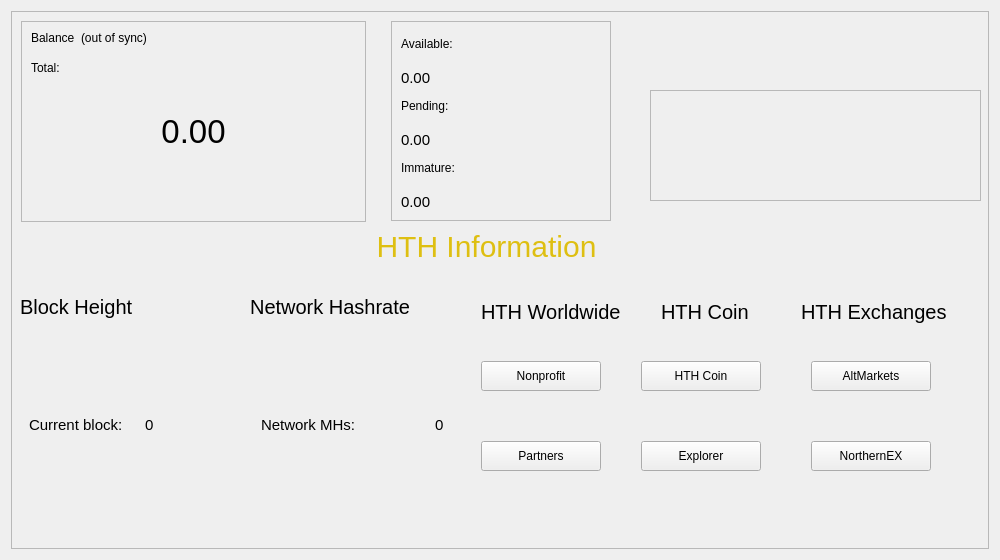
The window that src/qt/forms/overviewpage.ui (HTHcoin/helpthehomelesscoin) describes before a commit, drawn with Qt 5.
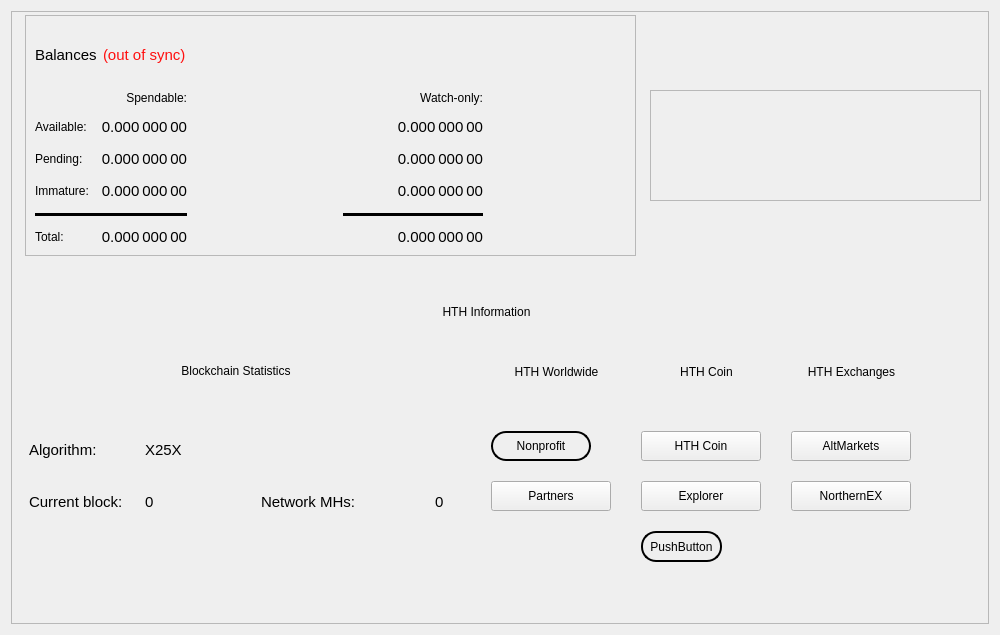
The same window after the commit.

Diff of the .ui file:
```diff
--- a/src/qt/forms/overviewpage.ui
+++ b/src/qt/forms/overviewpage.ui
@@ -7,7 +7,7 @@
     <x>0</x>
     <y>0</y>
     <width>1000</width>
-    <height>560</height>
+    <height>635</height>
    </rect>
   </property>
   <property name="sizePolicy">
@@ -44,9 +44,9 @@
       <property name="geometry">
        <rect>
         <x>0</x>
-        <y>270</y>
+        <y>330</y>
         <width>451</width>
-        <height>261</height>
+        <height>231</height>
        </rect>
       </property>
       <property name="styleSheet">
@@ -80,44 +80,28 @@
        </item>
        <item>
         <layout class="QHBoxLayout" name="horizontalLayout_14">
-         <item alignment="Qt::AlignLeft|Qt::AlignVCenter">
-          <widget class="QLabel" name="label">
-           <property name="styleSheet">
-            <string notr="true">border: transparent;
-font-size: 20px;</string>
+         <item alignment="Qt::AlignHCenter|Qt::AlignVCenter">
+          <widget class="QLabel" name="label_7">
+           <property name="minimumSize">
+            <size>
+             <width>150</width>
+             <height>0</height>
+            </size>
            </property>
-           <property name="text">
-            <string>Block Height</string>
-           </property>
-          </widget>
-         </item>
-         <item>
-          <spacer name="horizontalSpacer_7">
-           <property name="orientation">
-            <enum>Qt::Horizontal</enum>
-           </property>
-           <property name="sizeType">
-            <enum>QSizePolicy::Fixed</enum>
-           </property>
-           <property name="sizeHint" stdset="0">
+           <property name="maximumSize">
             <size>
-             <width>20</width>
-             <height>29</height>
+             <width>150</width>
+             <height>16777215</height>
             </size>
            </property>
-          </spacer>
-         </item>
-         <item alignment="Qt::AlignLeft|Qt::AlignVCenter">
-          <widget class="QLabel" name="label_24hblockchaininfo_1">
            <property name="styleSheet">
-            <string notr="true">border: transparent;
-font-size: 20px;</string>
+            <string notr="true"/>
            </property>
            <property name="text">
-            <string>Network Hashrate</string>
+            <string>Blockchain Statistics</string>
            </property>
            <property name="alignment">
-            <set>Qt::AlignRight</set>
+            <set>Qt::AlignCenter</set>
            </property>
           </widget>
          </item>
@@ -128,10 +112,13 @@
          <property name="orientation">
           <enum>Qt::Vertical</enum>
          </property>
+         <property name="sizeType">
+          <enum>QSizePolicy::Fixed</enum>
+         </property>
          <property name="sizeHint" stdset="0">
           <size>
            <width>20</width>
-           <height>40</height>
+           <height>36</height>
           </size>
          </property>
         </spacer>
@@ -149,6 +136,31 @@
           <enum>QFrame::Raised</enum>
          </property>
          <layout class="QGridLayout" name="gridLayout_5">
+          <item row="3" column="1">
+           <widget class="QLabel" name="label_CurrentBlock_value_3">
+            <property name="minimumSize">
+             <size>
+              <width>110</width>
+              <height>0</height>
+             </size>
+            </property>
+            <property name="maximumSize">
+             <size>
+              <width>130</width>
+              <height>16777215</height>
+             </size>
+            </property>
+            <property name="styleSheet">
+             <string notr="true"/>
+            </property>
+            <property name="text">
+             <string>0</string>
+            </property>
+            <property name="alignment">
+             <set>Qt::AlignVCenter</set>
+            </property>
+           </widget>
+          </item>
           <item row="3" column="0">
            <widget class="QLabel" name="label_CurrentBlock">
             <property name="minimumSize">
@@ -164,7 +176,7 @@
              </size>
             </property>
             <property name="styleSheet">
-             <string notr="true">font-size: 15px</string>
+             <string notr="true"/>
             </property>
             <property name="text">
              <string>Current block:</string>
@@ -174,31 +186,6 @@
             </property>
            </widget>
           </item>
-          <item row="3" column="1">
-           <widget class="QLabel" name="label_CurrentBlock_value_3">
-            <property name="minimumSize">
-             <size>
-              <width>110</width>
-              <height>0</height>
-             </size>
-            </property>
-            <property name="maximumSize">
-             <size>
-              <width>130</width>
-              <height>16777215</height>
-             </size>
-            </property>
-            <property name="styleSheet">
-             <string notr="true">font-size: 15px;</string>
-            </property>
-            <property name="text">
-             <string>0</string>
-            </property>
-            <property name="alignment">
-             <set>Qt::AlignVCenter</set>
-            </property>
-           </widget>
-          </item>
           <item row="3" column="3" alignment="Qt::AlignRight">
            <widget class="QLabel" name="label_Nethash_value_3">
             <property name="text">
@@ -209,10 +196,10 @@
             </property>
            </widget>
           </item>
-          <item row="3" column="2">
+          <item row="3" column="2" alignment="Qt::AlignHCenter">
            <widget class="QLabel" name="label_Nethash_3">
             <property name="styleSheet">
-             <string notr="true">font-size: 15px;</string>
+             <string notr="true"/>
             </property>
             <property name="text">
              <string>Network MHs:</string>
@@ -222,6 +209,72 @@
             </property>
            </widget>
           </item>
+          <item row="0" column="0">
+           <widget class="QLabel" name="label_Algo">
+            <property name="minimumSize">
+             <size>
+              <width>110</width>
+              <height>0</height>
+             </size>
+            </property>
+            <property name="maximumSize">
+             <size>
+              <width>130</width>
+              <height>16777215</height>
+             </size>
+            </property>
+            <property name="styleSheet">
+             <string notr="true"/>
+            </property>
+            <property name="text">
+             <string>Algorithm:</string>
+            </property>
+            <property name="alignment">
+             <set>Qt::AlignVCenter</set>
+            </property>
+           </widget>
+          </item>
+          <item row="0" column="1">
+           <widget class="QLabel" name="label_Algo_1">
+            <property name="minimumSize">
+             <size>
+              <width>110</width>
+              <height>0</height>
+             </size>
+            </property>
+            <property name="maximumSize">
+             <size>
+              <width>130</width>
+              <height>16777215</height>
+             </size>
+            </property>
+            <property name="styleSheet">
+             <string notr="true"/>
+            </property>
+            <property name="text">
+             <string>X25X</string>
+            </property>
+            <property name="alignment">
+             <set>Qt::AlignVCenter</set>
+            </property>
+           </widget>
+          </item>
+          <item row="1" column="0">
+           <spacer name="verticalSpacer_4">
+            <property name="orientation">
+             <enum>Qt::Vertical</enum>
+            </property>
+            <property name="sizeType">
+             <enum>QSizePolicy::Fixed</enum>
+            </property>
+            <property name="sizeHint" stdset="0">
+             <size>
+              <width>20</width>
+              <height>28</height>
+             </size>
+            </property>
+           </spacer>
+          </item>
          </layout>
         </widget>
        </item>
@@ -236,7 +289,7 @@
          <property name="sizeHint" stdset="0">
           <size>
            <width>20</width>
-           <height>99</height>
+           <height>52</height>
           </size>
          </property>
         </spacer>
@@ -246,8 +299,8 @@
      <widget class="QPushButton" name="pushButton_Website_4">
       <property name="geometry">
        <rect>
-        <x>470</x>
-        <y>430</y>
+        <x>480</x>
+        <y>470</y>
         <width>120</width>
         <height>30</height>
        </rect>
@@ -278,7 +331,7 @@
       <property name="geometry">
        <rect>
         <x>630</x>
-        <y>350</y>
+        <y>420</y>
         <width>120</width>
         <height>30</height>
        </rect>
@@ -314,9 +367,9 @@
      <widget class="QPushButton" name="pushButton_Website">
       <property name="geometry">
        <rect>
-        <x>470</x>
-        <y>350</y>
-        <width>120</width>
+        <x>480</x>
+        <y>420</y>
+        <width>100</width>
         <height>30</height>
        </rect>
       </property>
@@ -336,7 +389,10 @@
        <string>Visit Help The Homeless Worldwide A NJ Nonprofit Corporation</string>
       </property>
       <property name="styleSheet">
-       <string notr="true">&lt;a href=&quot;https://www.helpthehomelessworldwide.org&quot;&gt;&lt;/a&gt;</string>
+       <string notr="true">border-style: solid;
+border-width: 2px;
+border-color: black;
+border-radius: 15px;</string>
       </property>
       <property name="text">
        <string>Nonprofit</string>
@@ -346,7 +402,7 @@
       <property name="geometry">
        <rect>
         <x>630</x>
-        <y>430</y>
+        <y>470</y>
         <width>120</width>
         <height>30</height>
        </rect>
@@ -376,8 +432,8 @@
      <widget class="QPushButton" name="pushButton_Website_2">
       <property name="geometry">
        <rect>
-        <x>800</x>
-        <y>350</y>
+        <x>780</x>
+        <y>420</y>
         <width>120</width>
         <height>30</height>
        </rect>
@@ -408,55 +464,70 @@
       <property name="geometry">
        <rect>
         <x>470</x>
-        <y>280</y>
+        <y>340</y>
         <width>151</width>
         <height>41</height>
        </rect>
       </property>
       <property name="styleSheet">
-       <string notr="true">font-size: 20px;</string>
+       <string notr="true"/>
       </property>
       <property name="text">
        <string>HTH Worldwide</string>
       </property>
+      <property name="alignment">
+       <set>Qt::AlignCenter</set>
+      </property>
      </widget>
      <widget class="QLabel" name="label_3">
       <property name="geometry">
        <rect>
         <x>650</x>
-        <y>280</y>
+        <y>340</y>
         <width>91</width>
         <height>41</height>
        </rect>
       </property>
       <property name="styleSheet">
-       <string notr="true">font-size: 20px;</string>
+       <string notr="true"/>
       </property>
       <property name="text">
        <string>HTH Coin</string>
       </property>
+      <property name="alignment">
+       <set>Qt::AlignCenter</set>
+      </property>
      </widget>
      <widget class="QLabel" name="label_4">
       <property name="geometry">
        <rect>
-        <x>790</x>
-        <y>280</y>
-        <width>151</width>
+        <x>780</x>
+        <y>340</y>
+        <width>121</width>
         <height>41</height>
        </rect>
       </property>
+      <property name="sizePolicy">
+       <sizepolicy hsizetype="Preferred" vsizetype="Preferred">
+        <horstretch>0</horstretch>
+        <verstretch>0</verstretch>
+       </sizepolicy>
+      </property>
       <property name="styleSheet">
-       <string notr="true">font-size: 20px;</string>
+       <string notr="true"/>
       </property>
       <property name="text">
        <string>HTH Exchanges</string>
       </property>
+      <property name="alignment">
+       <set>Qt::AlignCenter</set>
+      </property>
      </widget>
      <widget class="QPushButton" name="pushButton_Website_5">
       <property name="geometry">
        <rect>
-        <x>800</x>
-        <y>430</y>
+        <x>780</x>
+        <y>470</y>
         <width>120</width>
         <height>30</height>
        </rect>
@@ -483,361 +554,17 @@
        <string>NorthernEX</string>
       </property>
      </widget>
-     <widget class="QFrame" name="frame_blue_4">
-      <property name="geometry">
-       <rect>
-        <x>10</x>
-        <y>10</y>
-        <width>345</width>
-        <height>201</height>
-       </rect>
-      </property>
-      <property name="minimumSize">
-       <size>
-        <width>345</width>
-        <height>200</height>
-       </size>
-      </property>
-      <property name="maximumSize">
-       <size>
-        <width>16777215</width>
-        <height>16777215</height>
-       </size>
-      </property>
-      <property name="frameShape">
-       <enum>QFrame::StyledPanel</enum>
-      </property>
-      <property name="frameShadow">
-       <enum>QFrame::Raised</enum>
-      </property>
-      <layout class="QHBoxLayout" name="horizontalLayout_2">
-       <item>
-        <layout class="QVBoxLayout" name="verticalLayout">
-         <item>
-          <layout class="QHBoxLayout" name="horizontalLayout_3">
-           <property name="spacing">
-            <number>6</number>
-           </property>
-           <property name="sizeConstraint">
-            <enum>QLayout::SetFixedSize</enum>
-           </property>
-           <item>
-            <widget class="QLabel" name="label_5">
-             <property name="minimumSize">
-              <size>
-               <width>0</width>
-               <height>24</height>
-              </size>
-             </property>
-             <property name="maximumSize">
-              <size>
-               <width>16777215</width>
-               <height>24</height>
-              </size>
-             </property>
-             <property name="text">
-              <string>Balance</string>
-             </property>
-             <property name="alignment">
-              <set>Qt::AlignLeading|Qt::AlignLeft|Qt::AlignTop</set>
-             </property>
-            </widget>
-           </item>
-           <item>
-            <widget class="QLabel" name="labelWalletStatus">
-             <property name="minimumSize">
-              <size>
-               <width>0</width>
-               <height>24</height>
-              </size>
-             </property>
-             <property name="maximumSize">
-              <size>
-               <width>16777215</width>
-               <height>24</height>
-              </size>
-             </property>
-             <property name="text">
-              <string>(out of sync)</string>
-             </property>
-             <property name="alignment">
-              <set>Qt::AlignLeading|Qt::AlignLeft|Qt::AlignTop</set>
-             </property>
-            </widget>
-           </item>
-           <item>
-            <spacer name="horizontalSpacer">
-             <property name="orientation">
-              <enum>Qt::Horizontal</enum>
-             </property>
-             <property name="sizeHint" stdset="0">
-              <size>
-               <width>40</width>
-               <height>20</height>
-              </size>
-             </property>
-            </spacer>
-           </item>
-          </layout>
-         </item>
-         <item>
-          <widget class="QLabel" name="labelTotalText">
-           <property name="maximumSize">
-            <size>
-             <width>16777215</width>
-             <height>15</height>
-            </size>
-           </property>
-           <property name="text">
-            <string>Total:</string>
-           </property>
-          </widget>
-         </item>
-         <item>
-          <widget class="QLabel" name="labelTotal">
-           <property name="sizePolicy">
-            <sizepolicy hsizetype="Preferred" vsizetype="Preferred">
-             <horstretch>0</horstretch>
-             <verstretch>0</verstretch>
-            </sizepolicy>
-           </property>
-           <property name="minimumSize">
-            <size>
-             <width>0</width>
-             <height>100</height>
-            </size>
-           </property>
-           <property name="maximumSize">
-            <size>
-             <width>16777215</width>
-             <height>100</height>
-            </size>
-           </property>
-           <property name="font">
-            <font>
-             <pointsize>25</pointsize>
-             <weight>50</weight>
-             <bold>false</bold>
-            </font>
-           </property>
-           <property name="mouseTracking">
-            <bool>false</bool>
-           </property>
-           <property name="text">
-            <string>0.00</string>
-           </property>
-           <property name="scaledContents">
-            <bool>true</bool>
-           </property>
-           <property name="alignment">
-            <set>Qt::AlignCenter</set>
-           </property>
-          </widget>
-         </item>
-         <item>
-          <layout class="QHBoxLayout" name="horizontalLayout_11">
-           <item>
-            <spacer name="horizontalSpacer_8">
-             <property name="orientation">
-              <enum>Qt::Horizontal</enum>
-             </property>
-             <property name="sizeHint" stdset="0">
-              <size>
-               <width>40</width>
-               <height>20</height>
-              </size>
-             </property>
-            </spacer>
-           </item>
-           <item>
-            <widget class="QLabel" name="blabel_esbcoin">
-             <property name="font">
-              <font>
-               <pointsize>20</pointsize>
-               <italic>false</italic>
-               <kerning>true</kerning>
-              </font>
-             </property>
-             <property name="cursor">
-              <cursorShape>PointingHandCursor</cursorShape>
-             </property>
-             <property name="text">
-              <string/>
-             </property>
-             <property name="flat" stdset="0">
-              <bool>true</bool>
-             </property>
-            </widget>
-           </item>
-          </layout>
-         </item>
-        </layout>
-       </item>
-      </layout>
-     </widget>
-     <widget class="QFrame" name="frame_blue_2">
-      <property name="geometry">
-       <rect>
-        <x>380</x>
-        <y>10</y>
-        <width>220</width>
-        <height>200</height>
-       </rect>
-      </property>
-      <property name="sizePolicy">
-       <sizepolicy hsizetype="Fixed" vsizetype="Preferred">
-        <horstretch>0</horstretch>
-        <verstretch>0</verstretch>
-       </sizepolicy>
-      </property>
-      <property name="minimumSize">
-       <size>
-        <width>220</width>
-        <height>200</height>
-       </size>
-      </property>
-      <property name="maximumSize">
-       <size>
-        <width>16777215</width>
-        <height>16777215</height>
-       </size>
-      </property>
-      <property name="frameShape">
-       <enum>QFrame::StyledPanel</enum>
-      </property>
-      <property name="frameShadow">
-       <enum>QFrame::Raised</enum>
-      </property>
-      <layout class="QVBoxLayout" name="verticalLayout_3">
-       <item>
-        <layout class="QVBoxLayout" name="verticalLayout_2">
-         <item>
-          <widget class="QLabel" name="labelBalanceText">
-           <property name="text">
-            <string>Available:</string>
-           </property>
-          </widget>
-         </item>
-         <item>
-          <layout class="QHBoxLayout" name="horizontalLayout_4">
-           <item>
-            <widget class="QLabel" name="labelBalance">
-             <property name="styleSheet">
-              <string notr="true">font-size: 15px;</string>
-             </property>
-             <property name="text">
-              <string>0.00</string>
-             </property>
-             <property name="alignment">
-              <set>Qt::AlignBottom|Qt::AlignLeading|Qt::AlignLeft</set>
-             </property>
-            </widget>
-           </item>
-           <item>
-            <spacer name="horizontalSpacer_3">
-             <property name="orientation">
-              <enum>Qt::Horizontal</enum>
-             </property>
-             <property name="sizeHint" stdset="0">
-              <size>
-               <width>40</width>
-               <height>20</height>
-              </size>
-             </property>
-            </spacer>
-           </item>
-          </layout>
-         </item>
-         <item>
-          <widget class="QLabel" name="labelPendingText">
-           <property name="text">
-            <string>Pending:</string>
-           </property>
-          </widget>
-         </item>
-         <item>
-          <layout class="QHBoxLayout" name="horizontalLayout_5">
-           <item>
-            <widget class="QLabel" name="labelUnconfirmed">
-             <property name="styleSheet">
-              <string notr="true">font-size: 15px;</string>
-             </property>
-             <property name="text">
-              <string>0.00</string>
-             </property>
-             <property name="alignment">
-              <set>Qt::AlignBottom|Qt::AlignLeading|Qt::AlignLeft</set>
-             </property>
-            </widget>
-           </item>
-           <item>
-            <spacer name="horizontalSpacer_4">
-             <property name="orientation">
-              <enum>Qt::Horizontal</enum>
-             </property>
-             <property name="sizeHint" stdset="0">
-              <size>
-               <width>40</width>
-               <height>20</height>
-              </size>
-             </property>
-            </spacer>
-           </item>
-          </layout>
-         </item>
-         <item>
-          <widget class="QLabel" name="labelImmatureText">
-           <property name="text">
-            <string>Immature:</string>
-           </property>
-          </widget>
-         </item>
-         <item>
-          <layout class="QHBoxLayout" name="horizontalLayout_6">
-           <item>
-            <widget class="QLabel" name="labelWatchImmature">
-             <property name="styleSheet">
-              <string notr="true">font-size: 15px;</string>
-             </property>
-             <property name="text">
-              <string>0.00</string>
-             </property>
-             <property name="alignment">
-              <set>Qt::AlignBottom|Qt::AlignLeading|Qt::AlignLeft</set>
-             </property>
-            </widget>
-           </item>
-           <item>
-            <spacer name="horizontalSpacer_5">
-             <property name="orientation">
-              <enum>Qt::Horizontal</enum>
-             </property>
-             <property name="sizeHint" stdset="0">
-              <size>
-               <width>40</width>
-               <height>20</height>
-              </size>
-             </property>
-            </spacer>
-           </item>
-          </layout>
-         </item>
-        </layout>
-       </item>
-      </layout>
-     </widget>
      <widget class="QLabel" name="label_6">
       <property name="geometry">
        <rect>
         <x>290</x>
-        <y>210</y>
+        <y>280</y>
         <width>371</width>
-        <height>51</height>
+        <height>41</height>
        </rect>
       </property>
       <property name="styleSheet">
-       <string notr="true">font-size: 30px;
-color: #debf12;</string>
+       <string notr="true"/>
       </property>
       <property name="text">
        <string>HTH Information</string>
@@ -862,6 +589,449 @@
        <enum>QFrame::Raised</enum>
       </property>
      </widget>
+     <widget class="QFrame" name="frame_3">
+      <property name="geometry">
+       <rect>
+        <x>14</x>
+        <y>4</y>
+        <width>611</width>
+        <height>241</height>
+       </rect>
+      </property>
+      <property name="frameShape">
+       <enum>QFrame::StyledPanel</enum>
+      </property>
+      <property name="frameShadow">
+       <enum>QFrame::Raised</enum>
+      </property>
+      <layout class="QVBoxLayout" name="verticalLayout_4">
+       <item>
+        <layout class="QHBoxLayout" name="horizontalLayout_4">
+         <item>
+          <widget class="QLabel" name="label_5">
+           <property name="font">
+            <font>
+             <pointsize>-1</pointsize>
+            </font>
+           </property>
+           <property name="styleSheet">
+            <string notr="true">font-size: 15px</string>
+           </property>
+           <property name="text">
+            <string>Balances</string>
+           </property>
+          </widget>
+         </item>
+         <item>
+          <widget class="QLabel" name="labelWalletStatus">
+           <property name="toolTip">
+            <string>The displayed information may be out of date. Your wallet automatically synchronizes with the Dash network after a connection is established, but this process has not completed yet.</string>
+           </property>
+           <property name="styleSheet">
+            <string notr="true">font-size: 15px; color:rgb(255, 15, 15); </string>
+           </property>
+           <property name="text">
+            <string notr="true">(out of sync)</string>
+           </property>
+           <property name="alignment">
+            <set>Qt::AlignLeading|Qt::AlignLeft|Qt::AlignVCenter</set>
+           </property>
+          </widget>
+         </item>
+         <item>
+          <spacer name="horizontalSpacer_3">
+           <property name="orientation">
+            <enum>Qt::Horizontal</enum>
+           </property>
+           <property name="sizeHint" stdset="0">
+            <size>
+             <width>40</width>
+             <height>20</height>
+            </size>
+           </property>
+          </spacer>
+         </item>
+        </layout>
+       </item>
+       <item>
+        <layout class="QGridLayout" name="gridLayout">
+         <property name="spacing">
+          <number>12</number>
+         </property>
+         <item row="1" column="2">
+          <spacer name="horizontalSpacer_4">
+           <property name="orientation">
+            <enum>Qt::Horizontal</enum>
+           </property>
+           <property name="sizeHint" stdset="0">
+            <size>
+             <width>40</width>
+             <height>20</height>
+            </size>
+           </property>
+          </spacer>
+         </item>
+         <item row="1" column="3">
+          <widget class="QLabel" name="labelWatchAvailable">
+           <property name="font">
+            <font>
+             <pointsize>-1</pointsize>
+            </font>
+           </property>
+           <property name="cursor">
+            <cursorShape>IBeamCursor</cursorShape>
+           </property>
+           <property name="toolTip">
+            <string>Your current balance in watch-only addresses</string>
+           </property>
+           <property name="styleSheet">
+            <string notr="true">font-size: 15px</string>
+           </property>
+           <property name="text">
+            <string notr="true">0.000 000 00</string>
+           </property>
+           <property name="alignment">
+            <set>Qt::AlignRight|Qt::AlignTrailing|Qt::AlignVCenter</set>
+           </property>
+           <property name="textInteractionFlags">
+            <set>Qt::LinksAccessibleByMouse|Qt::TextSelectableByKeyboard|Qt::TextSelectableByMouse</set>
+           </property>
+          </widget>
+         </item>
+         <item row="3" column="1">
+          <widget class="QLabel" name="labelImmature">
+           <property name="font">
+            <font>
+             <pointsize>-1</pointsize>
+            </font>
+           </property>
+           <property name="cursor">
+            <cursorShape>IBeamCursor</cursorShape>
+           </property>
+           <property name="toolTip">
+            <string>Mined balance that has not yet matured</string>
+           </property>
+           <property name="styleSheet">
+            <string notr="true">font-size: 15px</string>
+           </property>
+           <property name="text">
+            <string notr="true">0.000 000 00</string>
+           </property>
+           <property name="alignment">
+            <set>Qt::AlignRight|Qt::AlignTrailing|Qt::AlignVCenter</set>
+           </property>
+           <property name="textInteractionFlags">
+            <set>Qt::LinksAccessibleByMouse|Qt::TextSelectableByKeyboard|Qt::TextSelectableByMouse</set>
+           </property>
+          </widget>
+         </item>
+         <item row="2" column="2">
+          <spacer name="horizontalSpacer_5">
+           <property name="orientation">
+            <enum>Qt::Horizontal</enum>
+           </property>
+           <property name="sizeHint" stdset="0">
+            <size>
+             <width>40</width>
+             <height>20</height>
+            </size>
+           </property>
+          </spacer>
+         </item>
+         <item row="2" column="1">
+          <widget class="QLabel" name="labelUnconfirmed">
+           <property name="font">
+            <font>
+             <pointsize>-1</pointsize>
+            </font>
+           </property>
+           <property name="cursor">
+            <cursorShape>IBeamCursor</cursorShape>
+           </property>
+           <property name="toolTip">
+            <string>Total of transactions that have yet to be confirmed, and do not yet count toward the spendable balance</string>
+           </property>
+           <property name="styleSheet">
+            <string notr="true">font-size: 15px</string>
+           </property>
+           <property name="text">
+            <string notr="true">0.000 000 00</string>
+           </property>
+           <property name="alignment">
+            <set>Qt::AlignRight|Qt::AlignTrailing|Qt::AlignVCenter</set>
+           </property>
+           <property name="textInteractionFlags">
+            <set>Qt::LinksAccessibleByMouse|Qt::TextSelectableByKeyboard|Qt::TextSelectableByMouse</set>
+           </property>
+          </widget>
+         </item>
+         <item row="2" column="4">
+          <spacer name="horizontalSpacer_2">
+           <property name="orientation">
+            <enum>Qt::Horizontal</enum>
+           </property>
+           <property name="sizeHint" stdset="0">
+            <size>
+             <width>40</width>
+             <height>20</height>
+            </size>
+           </property>
+          </spacer>
+         </item>
+         <item row="2" column="3">
+          <widget class="QLabel" name="labelWatchPending">
+           <property name="font">
+            <font>
+             <pointsize>-1</pointsize>
+            </font>
+           </property>
+           <property name="cursor">
+            <cursorShape>IBeamCursor</cursorShape>
+           </property>
+           <property name="toolTip">
+            <string>Unconfirmed transactions to watch-only addresses</string>
+           </property>
+           <property name="styleSheet">
+            <string notr="true">font-size: 15px</string>
+           </property>
+           <property name="text">
+            <string notr="true">0.000 000 00</string>
+           </property>
+           <property name="alignment">
+            <set>Qt::AlignRight|Qt::AlignTrailing|Qt::AlignVCenter</set>
+           </property>
+           <property name="textInteractionFlags">
+            <set>Qt::LinksAccessibleByMouse|Qt::TextSelectableByKeyboard|Qt::TextSelectableByMouse</set>
+           </property>
+          </widget>
+         </item>
+         <item row="2" column="0">
+          <widget class="QLabel" name="labelPendingText">
+           <property name="text">
+            <string>Pending:</string>
+           </property>
+          </widget>
+         </item>
+         <item row="3" column="3">
+          <widget class="QLabel" name="labelWatchImmature">
+           <property name="font">
+            <font>
+             <pointsize>-1</pointsize>
+            </font>
+           </property>
+           <property name="cursor">
+            <cursorShape>IBeamCursor</cursorShape>
+           </property>
+           <property name="toolTip">
+            <string>Mined balance in watch-only addresses that has not yet matured</string>
+           </property>
+           <property name="styleSheet">
+            <string notr="true">font-size: 15px</string>
+           </property>
+           <property name="text">
+            <string notr="true">0.000 000 00</string>
+           </property>
+           <property name="alignment">
+            <set>Qt::AlignRight|Qt::AlignTrailing|Qt::AlignVCenter</set>
+           </property>
+           <property name="textInteractionFlags">
+            <set>Qt::LinksAccessibleByMouse|Qt::TextSelectableByKeyboard|Qt::TextSelectableByMouse</set>
+           </property>
+          </widget>
+         </item>
+         <item row="5" column="0">
+          <widget class="QLabel" name="labelTotalText">
+           <property name="text">
+            <string>Total:</string>
+           </property>
+          </widget>
+         </item>
+         <item row="3" column="0">
+          <widget class="QLabel" name="labelImmatureText">
+           <property name="text">
+            <string>Immature:</string>
+           </property>
+          </widget>
+         </item>
+         <item row="1" column="0">
+          <widget class="QLabel" name="labelBalanceText">
+           <property name="text">
+            <string>Available:</string>
+           </property>
+          </widget>
+         </item>
+         <item row="5" column="1">
+          <widget class="QLabel" name="labelTotal">
+           <property name="font">
+            <font>
+             <pointsize>-1</pointsize>
+            </font>
+           </property>
+           <property name="cursor">
+            <cursorShape>IBeamCursor</cursorShape>
+           </property>
+           <property name="toolTip">
+            <string>Your current total balance</string>
+           </property>
+           <property name="styleSheet">
+            <string notr="true">font-size: 15px</string>
+           </property>
+           <property name="text">
+            <string notr="true">0.000 000 00</string>
+           </property>
+           <property name="alignment">
+            <set>Qt::AlignRight|Qt::AlignTrailing|Qt::AlignVCenter</set>
+           </property>
+           <property name="textInteractionFlags">
+            <set>Qt::LinksAccessibleByMouse|Qt::TextSelectableByKeyboard|Qt::TextSelectableByMouse</set>
+           </property>
+          </widget>
+         </item>
+         <item row="0" column="1">
+          <widget class="QLabel" name="labelSpendable">
+           <property name="text">
+            <string>Spendable:</string>
+           </property>
+           <property name="alignment">
+            <set>Qt::AlignRight|Qt::AlignTrailing|Qt::AlignVCenter</set>
+           </property>
+          </widget>
+         </item>
+         <item row="0" column="3">
+          <widget class="QLabel" name="labelWatchonly">
+           <property name="text">
+            <string>Watch-only:</string>
+           </property>
+           <property name="alignment">
+            <set>Qt::AlignRight|Qt::AlignTrailing|Qt::AlignVCenter</set>
+           </property>
+          </widget>
+         </item>
+         <item row="5" column="3">
+          <widget class="QLabel" name="labelWatchTotal">
+           <property name="font">
+            <font>
+             <pointsize>-1</pointsize>
+            </font>
+           </property>
+           <property name="cursor">
+            <cursorShape>IBeamCursor</cursorShape>
+           </property>
+           <property name="toolTip">
+            <string>Current total balance in watch-only addresses</string>
+           </property>
+           <property name="styleSheet">
+            <string notr="true">font-size: 15px</string>
+           </property>
+           <property name="text">
+            <string notr="true">0.000 000 00</string>
+           </property>
+           <property name="alignment">
+            <set>Qt::AlignRight|Qt::AlignTrailing|Qt::AlignVCenter</set>
+           </property>
+           <property name="textInteractionFlags">
+            <set>Qt::LinksAccessibleByMouse|Qt::TextSelectableByKeyboard|Qt::TextSelectableByMouse</set>
+           </property>
+          </widget>
+         </item>
+         <item row="1" column="1">
+          <widget class="QLabel" name="labelBalance">
+           <property name="font">
+            <font>
+             <pointsize>-1</pointsize>
+            </font>
+           </property>
+           <property name="cursor">
+            <cursorShape>IBeamCursor</cursorShape>
+           </property>
+           <property name="toolTip">
+            <string>Your current spendable balance</string>
+           </property>
+           <property name="styleSheet">
+            <string notr="true">font-size: 15px</string>
+           </property>
+           <property name="text">
+            <string notr="true">0.000 000 00</string>
+           </property>
+           <property name="alignment">
+            <set>Qt::AlignRight|Qt::AlignTrailing|Qt::AlignVCenter</set>
+           </property>
+           <property name="textInteractionFlags">
+            <set>Qt::LinksAccessibleByMouse|Qt::TextSelectableByKeyboard|Qt::TextSelectableByMouse</set>
+           </property>
+          </widget>
+         </item>
+         <item row="3" column="2">
+          <spacer name="horizontalSpacer_6">
+           <property name="orientation">
+            <enum>Qt::Horizontal</enum>
+           </property>
+           <property name="sizeHint" stdset="0">
+            <size>
+             <width>40</width>
+             <height>20</height>
+            </size>
+           </property>
+          </spacer>
+         </item>
+         <item row="4" column="3">
+          <widget class="Line" name="lineWatchBalance">
+           <property name="sizePolicy">
+            <sizepolicy hsizetype="Preferred" vsizetype="Fixed">
+             <horstretch>0</horstretch>
+             <verstretch>0</verstretch>
+            </sizepolicy>
+           </property>
+           <property name="minimumSize">
+            <size>
+             <width>140</width>
+             <height>0</height>
+            </size>
+           </property>
+           <property name="styleSheet">
+            <string notr="true">background-color: #000;</string>
+           </property>
+           <property name="orientation">
+            <enum>Qt::Horizontal</enum>
+           </property>
+          </widget>
+         </item>
+         <item row="4" column="0" colspan="2">
+          <widget class="Line" name="lineSpendableBalance">
+           <property name="styleSheet">
+            <string notr="true">background-color: #000;</string>
+           </property>
+           <property name="lineWidth">
+            <number>1</number>
+           </property>
+           <property name="orientation">
+            <enum>Qt::Horizontal</enum>
+           </property>
+          </widget>
+         </item>
+        </layout>
+       </item>
+      </layout>
+     </widget>
+     <widget class="QPushButton" name="pushButton">
+      <property name="geometry">
+       <rect>
+        <x>630</x>
+        <y>520</y>
+        <width>81</width>
+        <height>31</height>
+       </rect>
+      </property>
+      <property name="styleSheet">
+       <string notr="true">border-style: solid;
+border-width: 2px;
+border-color: black;
+border-radius: 15px;</string>
+      </property>
+      <property name="text">
+       <string>PushButton</string>
+      </property>
+     </widget>
     </widget>
    </item>
   </layout>
```
